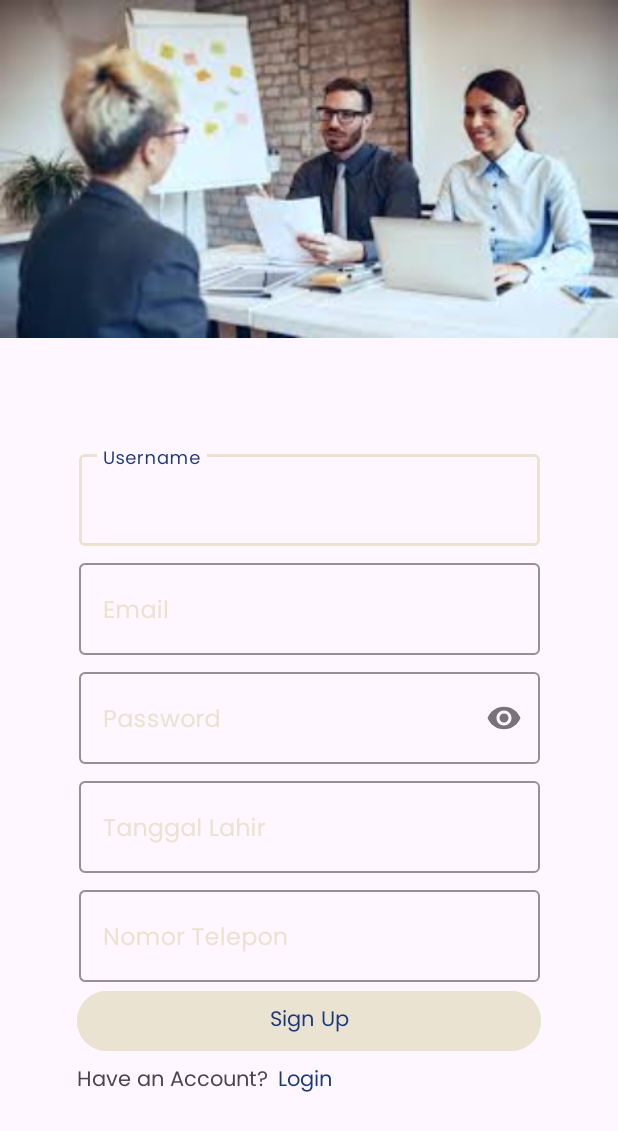
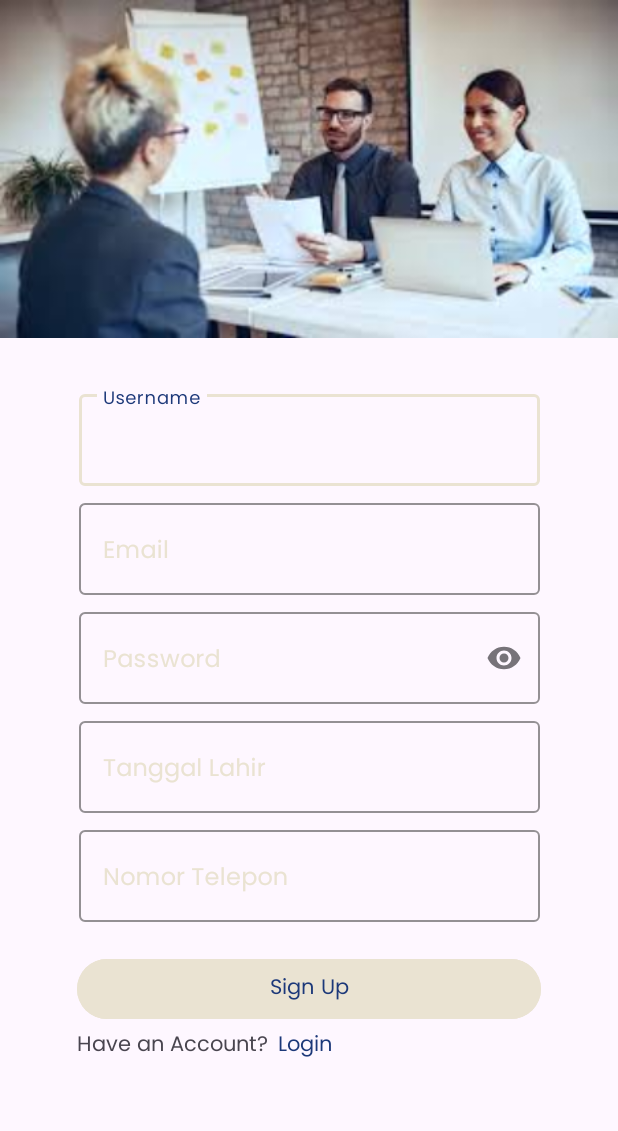
Before and after one commit to Dandy-Candra/JobSeek, an Android app: the Register screen opened directly, with no data from a screen before it, on a phone screen of 412 x 824 dp. Shown: the top 1131 px of the screen. Run offline under Robolectric (Android 15) with nearby library versions, the phone set to English and light mode, and no system bars.

Commit message:
merapikan register

```diff
--- a/app/src/main/res/layout/activity_register.xml
+++ b/app/src/main/res/layout/activity_register.xml
@@ -20,11 +20,12 @@
 
     <androidx.constraintlayout.widget.ConstraintLayout
         android:layout_width="309dp"
-        android:layout_height="508dp"
+        android:layout_height="wrap_content"
         app:layout_constraintBottom_toBottomOf="parent"
         app:layout_constraintEnd_toEndOf="parent"
         app:layout_constraintStart_toStartOf="parent"
-        app:layout_constraintTop_toBottomOf="@+id/constraintLayout">
+        app:layout_constraintTop_toBottomOf="@+id/constraintLayout"
+        app:layout_constraintVertical_bias="0.26">
 
 
         <com.google.android.material.textfield.TextInputLayout
@@ -40,13 +41,13 @@
             app:layout_constraintEnd_toEndOf="parent"
             app:layout_constraintStart_toStartOf="parent"
             app:layout_constraintTop_toTopOf="parent"
-            app:layout_constraintVertical_bias="0.060000002">
+            app:layout_constraintVertical_bias="0.0">
 
             <com.google.android.material.textfield.TextInputEditText
                 android:id="@+id/inputUsername"
                 android:layout_width="match_parent"
                 android:layout_height="wrap_content"
-                android:fontFamily="@font/poppins"/>
+                android:fontFamily="@font/poppins" />
         </com.google.android.material.textfield.TextInputLayout>
 
         <com.google.android.material.textfield.TextInputLayout
@@ -69,7 +70,7 @@
                 android:id="@+id/inputEmail"
                 android:layout_width="match_parent"
                 android:layout_height="wrap_content"
-                android:fontFamily="@font/poppins"/>
+                android:fontFamily="@font/poppins" />
         </com.google.android.material.textfield.TextInputLayout>
 
         <com.google.android.material.textfield.TextInputLayout
@@ -93,8 +94,8 @@
                 android:id="@+id/inputPassword"
                 android:layout_width="match_parent"
                 android:layout_height="wrap_content"
-                android:inputType="textPassword"
-                android:fontFamily="@font/poppins"/>
+                android:fontFamily="@font/poppins"
+                android:inputType="textPassword" />
         </com.google.android.material.textfield.TextInputLayout>
 
         <com.google.android.material.textfield.TextInputLayout
@@ -117,7 +118,7 @@
                 android:id="@+id/inputTanggalLahir"
                 android:layout_width="match_parent"
                 android:layout_height="wrap_content"
-                android:fontFamily="@font/poppins"/>
+                android:fontFamily="@font/poppins" />
         </com.google.android.material.textfield.TextInputLayout>
 
         <com.google.android.material.textfield.TextInputLayout
@@ -130,54 +131,56 @@
             android:textColorHint="#EAE3D2"
             app:boxStrokeColor="#EAE3D2"
             app:hintTextColor="#1C3879"
-            app:layout_constraintVertical_bias="0.0"
-            app:layout_constraintTop_toBottomOf="@+id/layoutTanggalLahir"
             app:layout_constraintBottom_toTopOf="@id/btnSignUp"
             app:layout_constraintEnd_toEndOf="parent"
-            app:layout_constraintStart_toStartOf="parent">
+            app:layout_constraintStart_toStartOf="parent"
+            app:layout_constraintTop_toBottomOf="@+id/layoutTanggalLahir"
+            app:layout_constraintVertical_bias="0.0">
 
             <com.google.android.material.textfield.TextInputEditText
                 android:id="@+id/inputNomorTelepon"
                 android:layout_width="match_parent"
                 android:layout_height="wrap_content"
                 android:fontFamily="@font/poppins"
-                android:inputType="numberDecimal"/>
+                android:inputType="numberDecimal" />
 
         </com.google.android.material.textfield.TextInputLayout>
 
         <Button
             android:id="@+id/btnSignUp"
+            style="@style/Widget.Material3.Button"
             android:layout_width="match_parent"
             android:layout_height="wrap_content"
+            android:backgroundTint="#EAE3D2"
+            android:fontFamily="@font/poppins"
             android:text="Sign Up"
+            android:textColor="#1C3879"
             android:textSize="14sp"
             app:layout_constraintBottom_toBottomOf="parent"
             app:layout_constraintEnd_toEndOf="parent"
             app:layout_constraintStart_toStartOf="parent"
             app:layout_constraintTop_toBottomOf="@+id/layoutTanggalLahir"
-            android:backgroundTint="#EAE3D2"
-            android:textColor="#1C3879"
-            style="@style/Widget.Material3.Button"
-            android:fontFamily="@font/poppins"/>
+            app:layout_constraintVertical_bias="0.65" />
 
         <TextView
             android:id="@+id/txtAcnt"
             android:layout_width="wrap_content"
             android:layout_height="wrap_content"
+            android:fontFamily="@font/poppins"
             android:text="Have an Account? "
             app:layout_constraintBottom_toBottomOf="parent"
             app:layout_constraintEnd_toEndOf="parent"
             app:layout_constraintHorizontal_bias="0.0"
             app:layout_constraintStart_toStartOf="parent"
             app:layout_constraintTop_toBottomOf="@+id/btnSignUp"
-            app:layout_constraintVertical_bias="0.07999998"
-            android:fontFamily="@font/poppins"/>
+            app:layout_constraintVertical_bias="0.07999998" />
 
         <TextView
             android:id="@+id/btnLogin"
             android:layout_width="wrap_content"
             android:layout_height="wrap_content"
             android:layout_marginBottom="24dp"
+            android:fontFamily="@font/poppins"
             android:text="Login"
             android:textColor="#1C3879"
             app:layout_constraintBottom_toBottomOf="parent"
@@ -185,8 +188,7 @@
             app:layout_constraintHorizontal_bias="0.02"
             app:layout_constraintStart_toEndOf="@+id/txtAcnt"
             app:layout_constraintTop_toTopOf="@+id/txtAcnt"
-            app:layout_constraintVertical_bias="0.0"
-            android:fontFamily="@font/poppins"/>
+            app:layout_constraintVertical_bias="0.0" />
     </androidx.constraintlayout.widget.ConstraintLayout>
 
 
```
